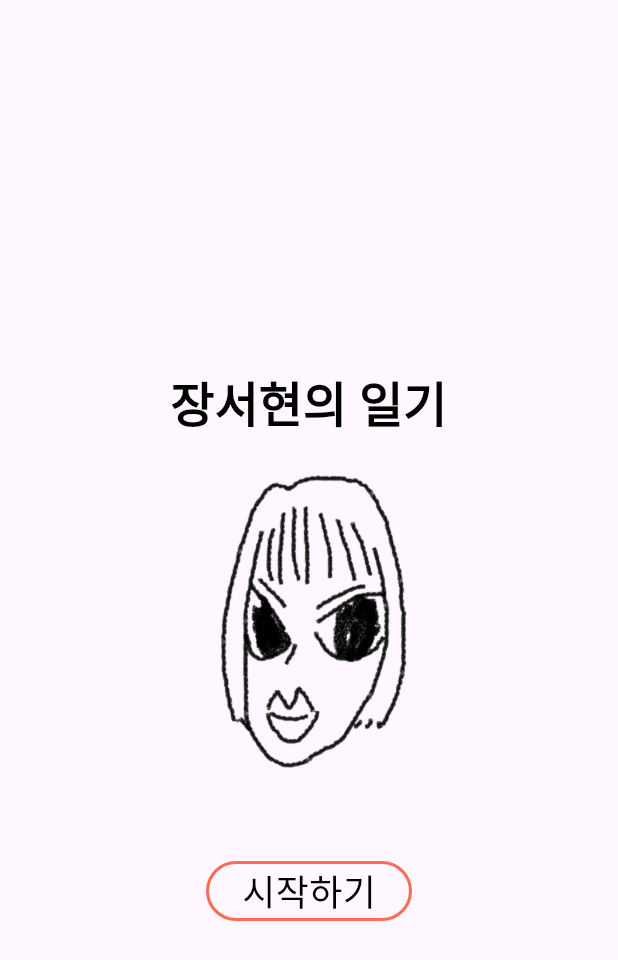
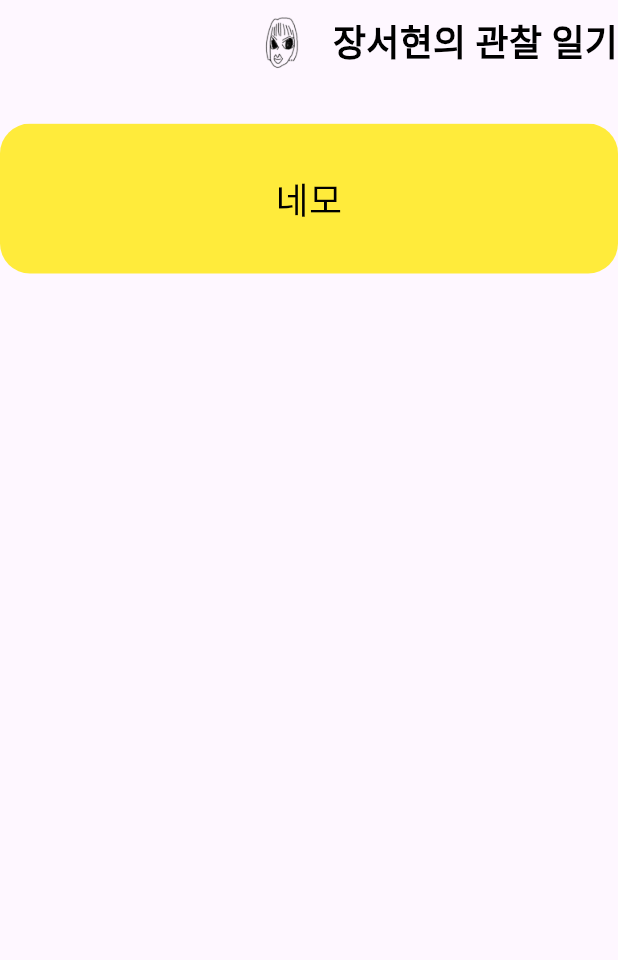
Before and after one commit to hyejoeng/Jang_Seohyun, a Flutter app: the screen it shows after launch, on a phone screen of 412 x 824 dp. Shown: the top 960 px of the screen. Run offline on Flutter 3.47's test engine with Material 3 defaults, Android fonts, the phone set to English and light mode, and no system bars; our stand-ins replace hexcolor; Roboto replaces fonts that are missing (PyeongChang, SuseongHyejeong).

Commit message:
2023-12-14 ScrollingScreen 제작 중 ...

```diff
--- a/lib/main.dart
+++ b/lib/main.dart
@@ -1,4 +1,5 @@
 import 'package:flutter/material.dart';
+import 'package:jang_seohyun/scrollingscreen.dart';
 import 'package:jang_seohyun/theme.dart';
 
 import 'IntroScreen.dart';
@@ -17,7 +18,7 @@ class MyApp extends StatelessWidget {
       theme: ThemeStyle.light,
       themeMode: ThemeMode.light,
       darkTheme: ThemeStyle.dark,
-      home: const IntroScreen(),
+      home: const ScrollingScreen(),
     );
   }
 }
--- /dev/null
+++ b/lib/scrollingscreen.dart
@@ -0,0 +1,77 @@
+import 'package:flutter/material.dart';
+import 'package:jang_seohyun/context_utils.dart';
+
+class ScrollingScreen extends StatelessWidget {
+  const ScrollingScreen({super.key});
+
+  @override
+  Widget build(BuildContext context) => Scaffold(
+        body: CustomScrollView(
+          slivers: [
+            SliverAppBar(
+              actions: [
+                Image.asset('asset/images/logo-light.png'),
+                // Expanded(child: SizedBox()),
+                Text('장서현의 관찰 일기', style: textTheme(context).titleMedium,)
+              ],
+              floating: true,
+              snap: false,
+              expandedHeight: screensize(context).height * 0.1,
+            ),
+            SliverPersistentHeader(
+              pinned: true,
+              delegate: _CustomHeader(),
+            ),
+            // SliverList(delegate: SliverChildBuilderDelegate(
+            //   (context, index) => const Text('네모'),
+            // ))
+          ],
+        ),
+      );
+}
+
+class _CustomHeader extends SliverPersistentHeaderDelegate {
+  @override
+  // TODO: implement maxExtent
+  double get maxExtent => 100;
+
+  @override
+  // TODO: implement minExtent
+  double get minExtent => 100;
+
+  @override
+  Widget build(BuildContext context, double shrinkOffset, bool overlapsContent) {
+    // TODO: implement build
+    // throw UnimplementedError();
+    final radius = 20.0 - shrinkOffset / 100;
+    return Container(
+      decoration: BoxDecoration(
+        color: Colors.yellow,
+        borderRadius: BorderRadius.circular(radius),
+      ),
+      child: Center(
+        child: Text(
+          '네모',
+              textAlign: TextAlign.center,
+        ),
+      ),
+    );
+  }
+
+  // covariant 공변
+  //
+  @override
+  bool shouldRebuild(covariant SliverPersistentHeaderDelegate oldDelegate) {
+    // TODO: implement shouldRebuild
+    // throw UnimplementedError();
+    return false;
+  }
+}
+
+Widget _ImagesData() => Container(
+  decoration: BoxDecoration(
+    color: Colors.yellow,
+    borderRadius: BorderRadius.circular(50),
+
+  ),
+);
```
